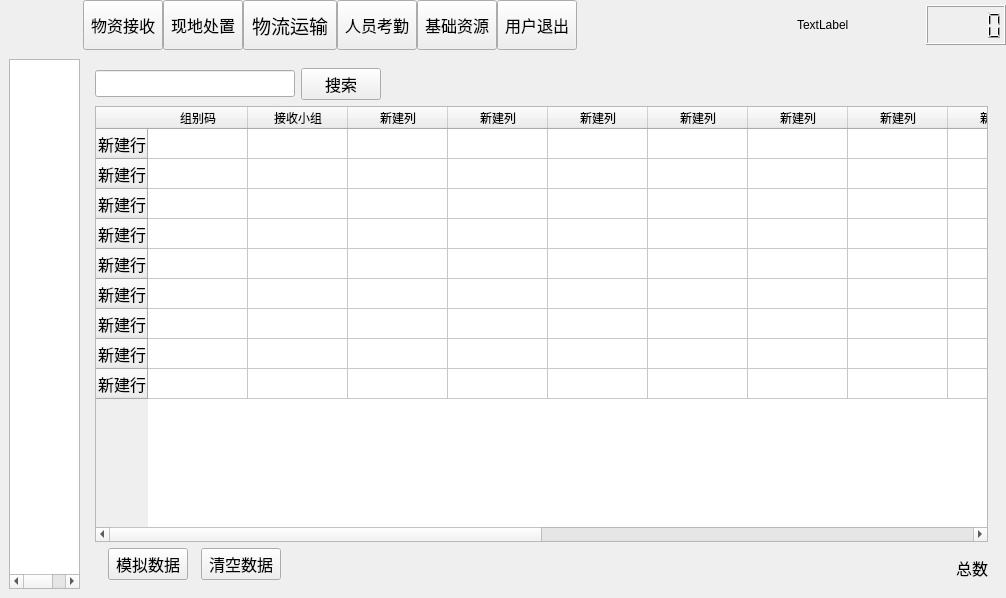
Above: UIBasePlatformFrame.ui from liuqiang12/UIBasePlatformFrame before the change. Below: the same form after it.
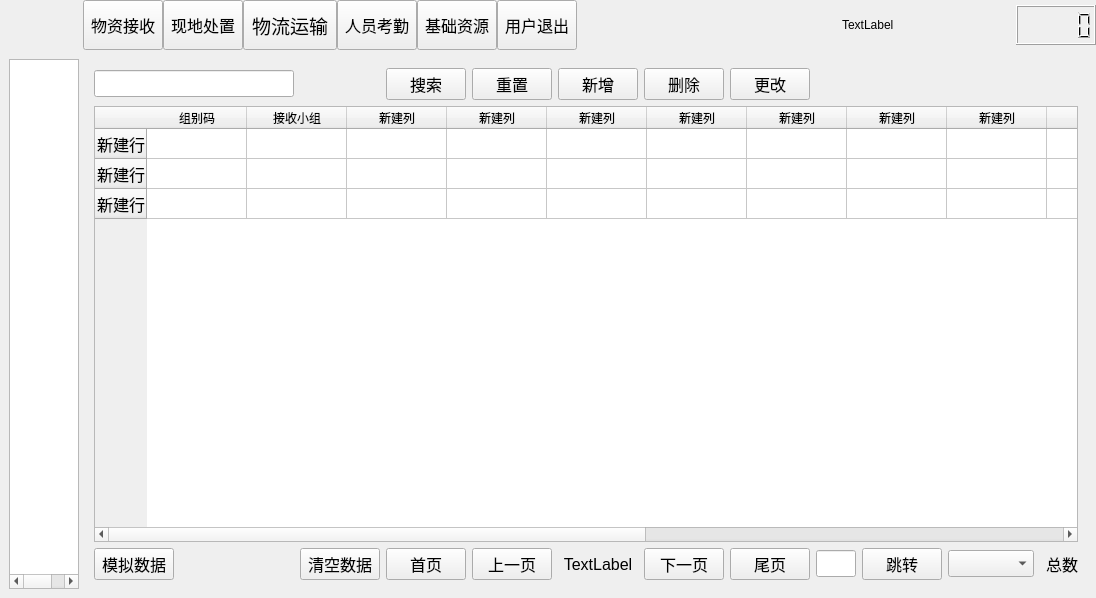
That is the form after the change. Icons and pictures are not drawn.

The edit to the form file:
```diff
--- a/UIBasePlatformFrame.ui
+++ b/UIBasePlatformFrame.ui
@@ -6,7 +6,7 @@
    <rect>
     <x>0</x>
     <y>0</y>
-    <width>1006</width>
+    <width>1010</width>
     <height>598</height>
    </rect>
   </property>
@@ -1192,30 +1192,17 @@
          </widget>
          <widget class="QWidget" name="spage2">
           <layout class="QGridLayout" name="gridLayout_8">
-           <item row="0" column="0">
-            <widget class="QLineEdit" name="lineEdit_2">
-             <property name="minimumSize">
-              <size>
-               <width>200</width>
-               <height>0</height>
-              </size>
-             </property>
-             <property name="maximumSize">
-              <size>
-               <width>200</width>
-               <height>16777215</height>
-              </size>
-             </property>
-            </widget>
+           <item row="3" column="9">
+            <widget class="QComboBox" name="comboBox"/>
            </item>
-           <item row="0" column="1">
-            <widget class="QPushButton" name="pushButton_6">
+           <item row="3" column="8">
+            <widget class="QPushButton" name="pushButton_15">
              <property name="text">
-              <string>搜索</string>
+              <string>跳转</string>
              </property>
             </widget>
            </item>
-           <item row="3" column="2">
+           <item row="3" column="10">
             <spacer name="horizontalSpacer_3">
              <property name="orientation">
               <enum>Qt::Horizontal</enum>
@@ -1228,67 +1215,104 @@
              </property>
             </spacer>
            </item>
-           <item row="2" column="0" rowspan="2">
-            <widget class="QWidget" name="widget_2" native="true">
-             <layout class="QHBoxLayout" name="horizontalLayout_6">
-              <property name="spacing">
-               <number>0</number>
-              </property>
-              <property name="leftMargin">
-               <number>0</number>
-              </property>
-              <property name="topMargin">
-               <number>0</number>
-              </property>
-              <property name="rightMargin">
-               <number>0</number>
-              </property>
-              <property name="bottomMargin">
-               <number>0</number>
-              </property>
-              <item>
-               <widget class="QPushButton" name="pushButton_4">
-                <property name="minimumSize">
-                 <size>
-                  <width>80</width>
-                  <height>0</height>
-                 </size>
-                </property>
-                <property name="maximumSize">
-                 <size>
-                  <width>80</width>
-                  <height>16777215</height>
-                 </size>
-                </property>
-                <property name="text">
-                 <string>模拟数据</string>
-                </property>
-               </widget>
-              </item>
-              <item>
-               <widget class="QPushButton" name="pushButton_5">
-                <property name="maximumSize">
-                 <size>
-                  <width>80</width>
-                  <height>16777215</height>
-                 </size>
-                </property>
-                <property name="text">
-                 <string>清空数据</string>
-                </property>
-               </widget>
-              </item>
-             </layout>
+           <item row="3" column="5">
+            <widget class="QPushButton" name="pushButton_12">
+             <property name="text">
+              <string>下一页</string>
+             </property>
             </widget>
            </item>
-           <item row="3" column="3">
+           <item row="0" column="0">
+            <widget class="QLineEdit" name="lineEdit_2">
+             <property name="minimumSize">
+              <size>
+               <width>200</width>
+               <height>0</height>
+              </size>
+             </property>
+             <property name="maximumSize">
+              <size>
+               <width>200</width>
+               <height>16777215</height>
+              </size>
+             </property>
+            </widget>
+           </item>
+           <item row="3" column="7">
+            <widget class="QLineEdit" name="lineEdit_3">
+             <property name="minimumSize">
+              <size>
+               <width>40</width>
+               <height>0</height>
+              </size>
+             </property>
+             <property name="maximumSize">
+              <size>
+               <width>40</width>
+               <height>16777215</height>
+              </size>
+             </property>
+            </widget>
+           </item>
+           <item row="3" column="1">
+            <widget class="QPushButton" name="pushButton_5">
+             <property name="maximumSize">
+              <size>
+               <width>80</width>
+               <height>16777215</height>
+              </size>
+             </property>
+             <property name="text">
+              <string>清空数据</string>
+             </property>
+            </widget>
+           </item>
+           <item row="0" column="6">
+            <widget class="QPushButton" name="pushButton_8">
+             <property name="text">
+              <string>更改</string>
+             </property>
+            </widget>
+           </item>
+           <item row="3" column="11">
             <widget class="QLabel" name="label_48">
              <property name="text">
               <string>总数</string>
              </property>
             </widget>
            </item>
-           <item row="1" column="0" colspan="4">
+           <item row="0" column="2">
+            <widget class="QPushButton" name="pushButton_6">
+             <property name="text">
+              <string>搜索</string>
+             </property>
+            </widget>
+           </item>
+           <item row="3" column="2">
+            <widget class="QPushButton" name="pushButton_13">
+             <property name="text">
+              <string>首页</string>
+             </property>
+            </widget>
+           </item>
+           <item row="3" column="4">
+            <widget class="QLabel" name="label_49">
+             <property name="text">
+              <string>TextLabel</string>
+             </property>
+             <property name="alignment">
+              <set>Qt::AlignCenter</set>
+             </property>
+            </widget>
+           </item>
+           <item row="3" column="3">
+            <widget class="QPushButton" name="pushButton_11">
+             <property name="text">
+              <string>上一页</string>
+             </property>
+            </widget>
+           </item>
+           <item row="1" column="0" colspan="12">
             <widget class="QTableWidget" name="tableWidget_4">
              <row>
               <property name="text">
@@ -1305,36 +1329,6 @@
                <string>新建行</string>
               </property>
              </row>
-             <row>
-              <property name="text">
-               <string>新建行</string>
-              </property>
-             </row>
-             <row>
-              <property name="text">
-               <string>新建行</string>
-              </property>
-             </row>
-             <row>
-              <property name="text">
-               <string>新建行</string>
-              </property>
-             </row>
-             <row>
-              <property name="text">
-               <string>新建行</string>
-              </property>
-             </row>
-             <row>
-              <property name="text">
-               <string>新建行</string>
-              </property>
-             </row>
-             <row>
-              <property name="text">
-               <string>新建行</string>
-              </property>
-             </row>
              <column>
               <property name="text">
                <string>组别码</string>
@@ -1417,6 +1411,53 @@
              </column>
             </widget>
            </item>
+           <item row="0" column="3">
+            <widget class="QPushButton" name="pushButton_10">
+             <property name="text">
+              <string>重置</string>
+             </property>
+            </widget>
+           </item>
+           <item row="0" column="5">
+            <widget class="QPushButton" name="pushButton_9">
+             <property name="text">
+              <string>删除</string>
+             </property>
+            </widget>
+           </item>
+           <item row="0" column="4">
+            <widget class="QPushButton" name="pushButton_7">
+             <property name="text">
+              <string>新增</string>
+             </property>
+            </widget>
+           </item>
+           <item row="3" column="6">
+            <widget class="QPushButton" name="pushButton_14">
+             <property name="text">
+              <string>尾页</string>
+             </property>
+            </widget>
+           </item>
+           <item row="3" column="0">
+            <widget class="QPushButton" name="pushButton_4">
+             <property name="minimumSize">
+              <size>
+               <width>80</width>
+               <height>0</height>
+              </size>
+             </property>
+             <property name="maximumSize">
+              <size>
+               <width>80</width>
+               <height>16777215</height>
+              </size>
+             </property>
+             <property name="text">
+              <string>模拟数据</string>
+             </property>
+            </widget>
+           </item>
           </layout>
          </widget>
          <widget class="QWidget" name="spage3">
```
